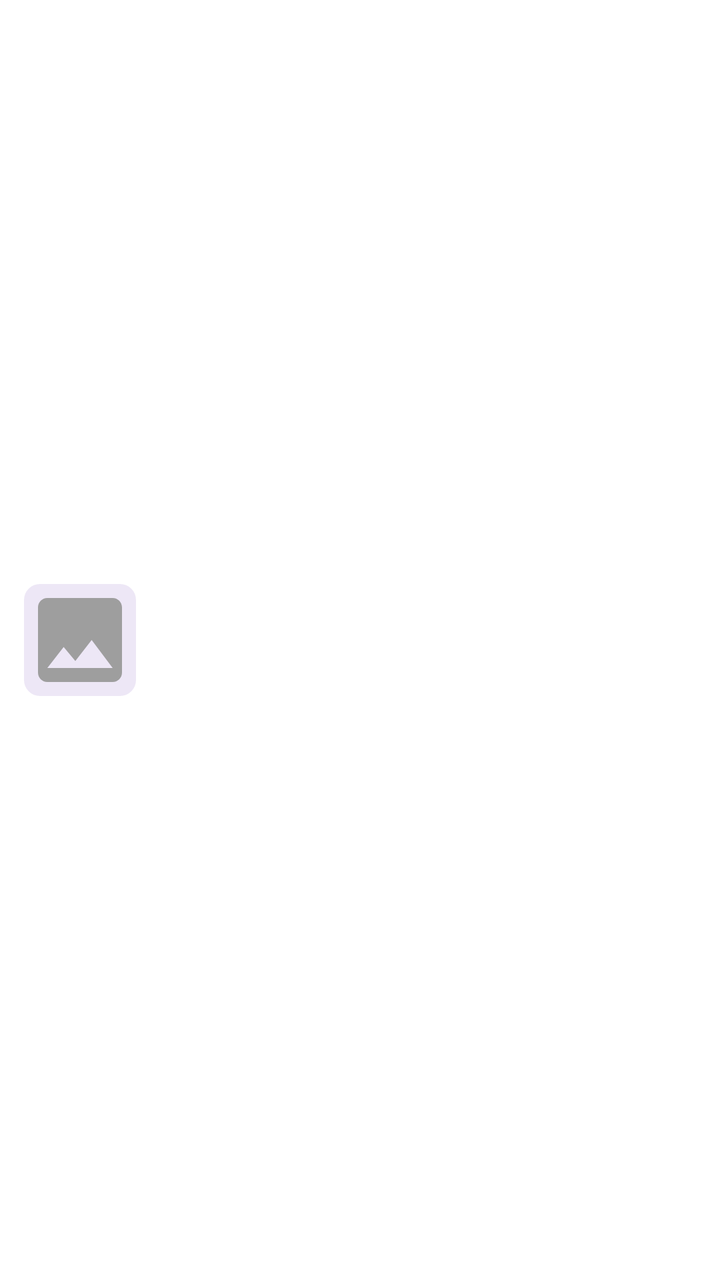
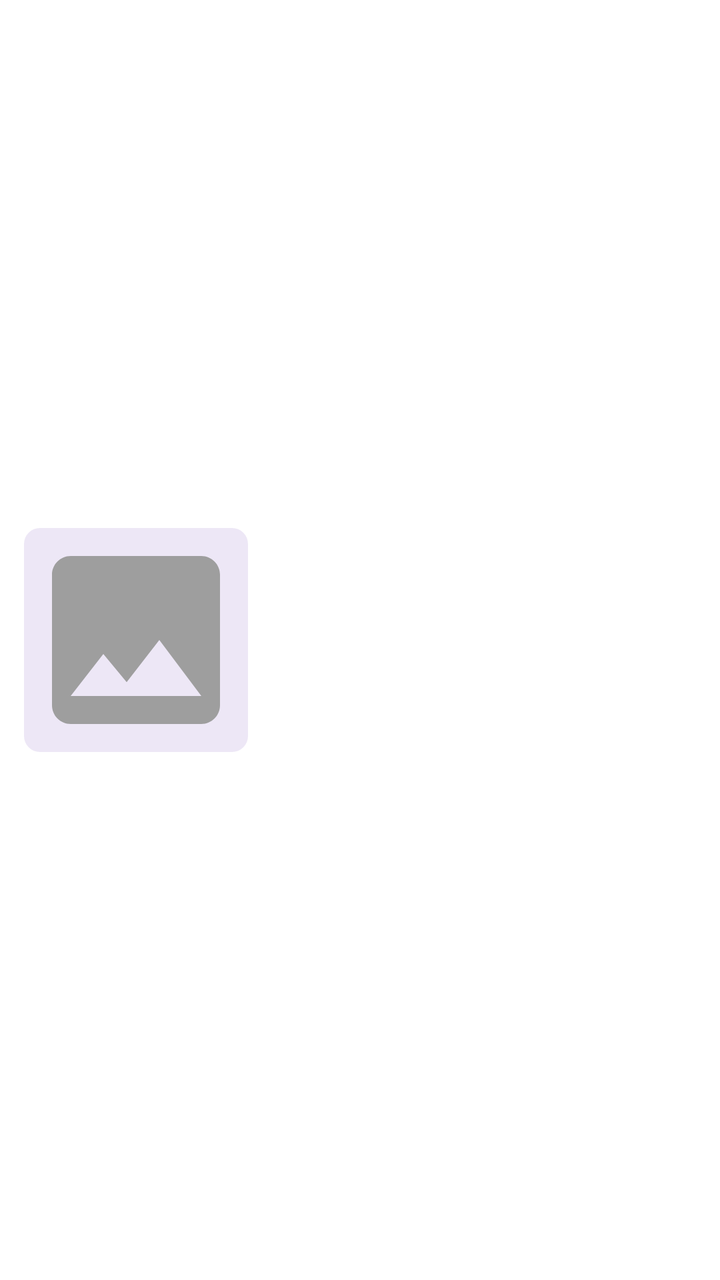

Compare the two renders of this Android layout. The source of the first and the diff that turns it into the second are given below.
<!-- AndroidManifest.xml: application theme Theme.ZohaBehi -->
<!-- res/layout/item_image.xml -->
<?xml version="1.0" encoding="utf-8"?>
<LinearLayout xmlns:android="http://schemas.android.com/apk/res/android"
    xmlns:app="http://schemas.android.com/apk/res-auto"
    android:layout_width="match_parent"
    android:layout_height="wrap_content"
    android:gravity="center_vertical"
    android:orientation="horizontal"
    android:paddingStart="12dp"
    android:paddingTop="8dp"
    android:paddingEnd="12dp"
    android:paddingBottom="8dp">

    <com.google.android.material.imageview.ShapeableImageView
        android:id="@+id/thumb"
        android:layout_width="56dp"
        android:layout_height="56dp"
        android:background="@color/cover_bg"
        android:contentDescription="@string/app_name"
        android:scaleType="centerCrop"
        android:src="@drawable/ic_photo"
        app:shapeAppearanceOverlay="@style/ShapeAppearance.Behi.Corner.Small" />

    <LinearLayout
        android:layout_width="0dp"
        android:layout_height="wrap_content"
        android:layout_marginStart="14dp"
        android:layout_weight="1"
        android:orientation="vertical">

        <TextView
            android:id="@+id/name"
            android:layout_width="match_parent"
            android:layout_height="wrap_content"
            android:ellipsize="middle"
            android:maxLines="1"
            android:textColor="?android:attr/textColorPrimary"
            android:textSize="15sp" />

        <TextView
            android:id="@+id/date"
            android:layout_width="match_parent"
            android:layout_height="wrap_content"
            android:layout_marginTop="3dp"
            android:textColor="?android:attr/textColorSecondary"
            android:textSize="13sp" />

    </LinearLayout>

    <CheckBox
        android:id="@+id/check"
        android:layout_width="wrap_content"
        android:layout_height="wrap_content"
        android:layout_marginStart="8dp"
        android:clickable="false"
        android:focusable="false"
        android:visibility="gone" />

    <ImageView
        android:id="@+id/handle"
        android:layout_width="44dp"
        android:layout_height="44dp"
        android:layout_marginStart="8dp"
        android:background="@drawable/bg_handle"
        android:importantForAccessibility="no"
        android:padding="10dp"
        android:src="@drawable/ic_drag"
        android:visibility="gone" />

</LinearLayout>
<!-- resources referenced by this layout -->
<resources>
  <color name="cover_bg">#EDE7F6</color>
  <!-- drawable bg_handle (drawable) -->
  <?xml version="1.0" encoding="utf-8"?>
  <shape xmlns:android="http://schemas.android.com/apk/res/android"
      android:shape="oval">
      <solid android:color="#66000000" />
  </shape>
  <!-- drawable ic_drag (drawable) -->
  <vector xmlns:android="http://schemas.android.com/apk/res/android"
      android:width="24dp"
      android:height="24dp"
      android:viewportWidth="24"
      android:viewportHeight="24">
      <path
          android:fillColor="#FFFFFF"
          android:pathData="M3,15h18v-2H3V15zM3,19h18v-2H3V19zM3,11h18V9H3V11zM3,5v2h18V5H3z" />
  </vector>
  <!-- drawable ic_photo (drawable) -->
  <vector xmlns:android="http://schemas.android.com/apk/res/android"
      android:width="24dp"
      android:height="24dp"
      android:viewportWidth="24"
      android:viewportHeight="24"
      android:tint="#9E9E9E">
      <path
          android:fillColor="#FF000000"
          android:pathData="M21,19V5c0,-1.1 -0.9,-2 -2,-2H5c-1.1,0 -2,0.9 -2,2v14c0,1.1 0.9,2 2,2h14c1.1,0 2,-0.9 2,-2zM8.5,13.5l2.5,3.01L14.5,12l4.5,6H5l3.5,-4.5z" />
  </vector>
  <string name="app_name">Zoha&amp;Behi</string>
  <style name="ShapeAppearance.Behi.Corner.Small" parent="">
          <item name="cornerFamily">rounded</item>
          <item name="cornerSize">8dp</item>
      </style>
  <style name="Theme.ZohaBehi" parent="Theme.MaterialComponents.DayNight.DarkActionBar">
          <item name="colorPrimary">@color/primary</item>
          <item name="colorPrimaryVariant">@color/primary_dark</item>
          <item name="colorOnPrimary">@android:color/white</item>
          <item name="colorSecondary">@color/accent</item>
          <item name="colorSecondaryVariant">@color/accent</item>
          <item name="colorOnSecondary">@android:color/black</item>
          <item name="android:statusBarColor">@color/primary_dark</item>
          <item name="alertDialogTheme">@style/ThemeOverlay.Behi.AlertDialog</item>
          <item name="materialAlertDialogTheme">@style/ThemeOverlay.Behi.AlertDialog</item>
      </style>
  <color name="primary">#5E35B1</color>
  <color name="primary_dark">#4527A0</color>
  <color name="accent">#FF8A65</color>
  <style name="ThemeOverlay.Behi.AlertDialog" parent="ThemeOverlay.MaterialComponents.Dialog.Alert">
          <item name="colorPrimary">@color/dialog_button</item>
      </style>
  <color name="dialog_button">#7E57C2</color>
</resources>

<!-- the commit's change to res/layout/item_image.xml (unified diff, before → after) -->
@@ -6,14 +6,14 @@
     android:gravity="center_vertical"
     android:orientation="horizontal"
     android:paddingStart="12dp"
-    android:paddingTop="8dp"
+    android:paddingTop="10dp"
     android:paddingEnd="12dp"
-    android:paddingBottom="8dp">
+    android:paddingBottom="10dp">
 
     <com.google.android.material.imageview.ShapeableImageView
         android:id="@+id/thumb"
-        android:layout_width="56dp"
-        android:layout_height="56dp"
+        android:layout_width="112dp"
+        android:layout_height="112dp"
         android:background="@color/cover_bg"
         android:contentDescription="@string/app_name"
         android:scaleType="centerCrop"
